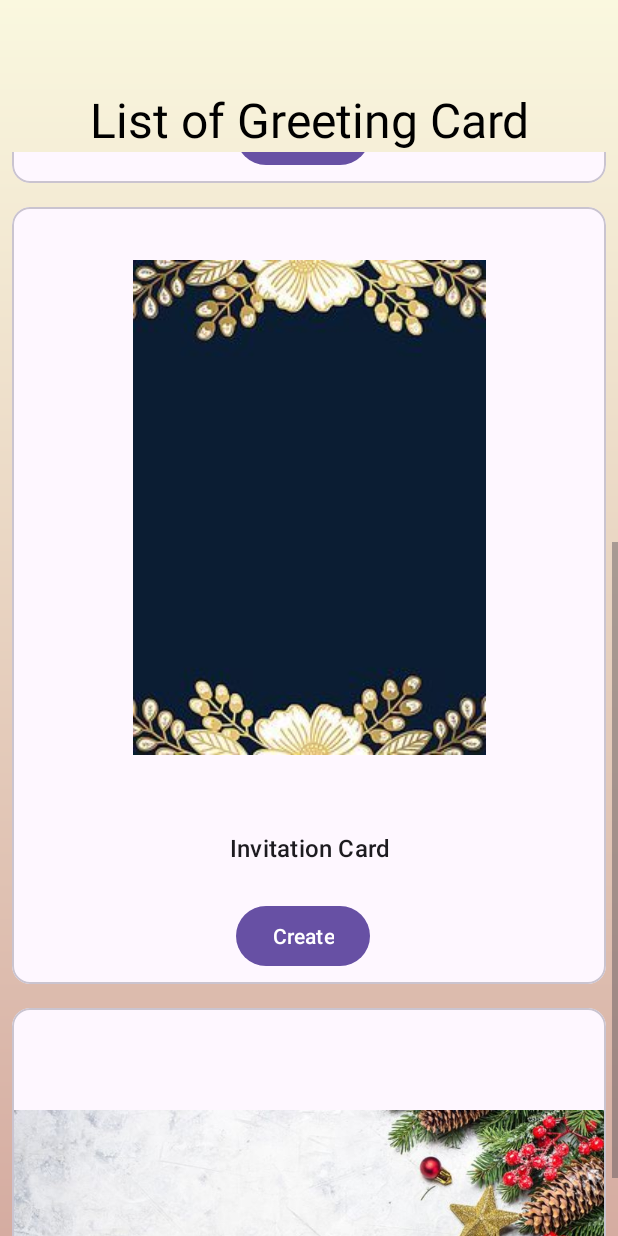
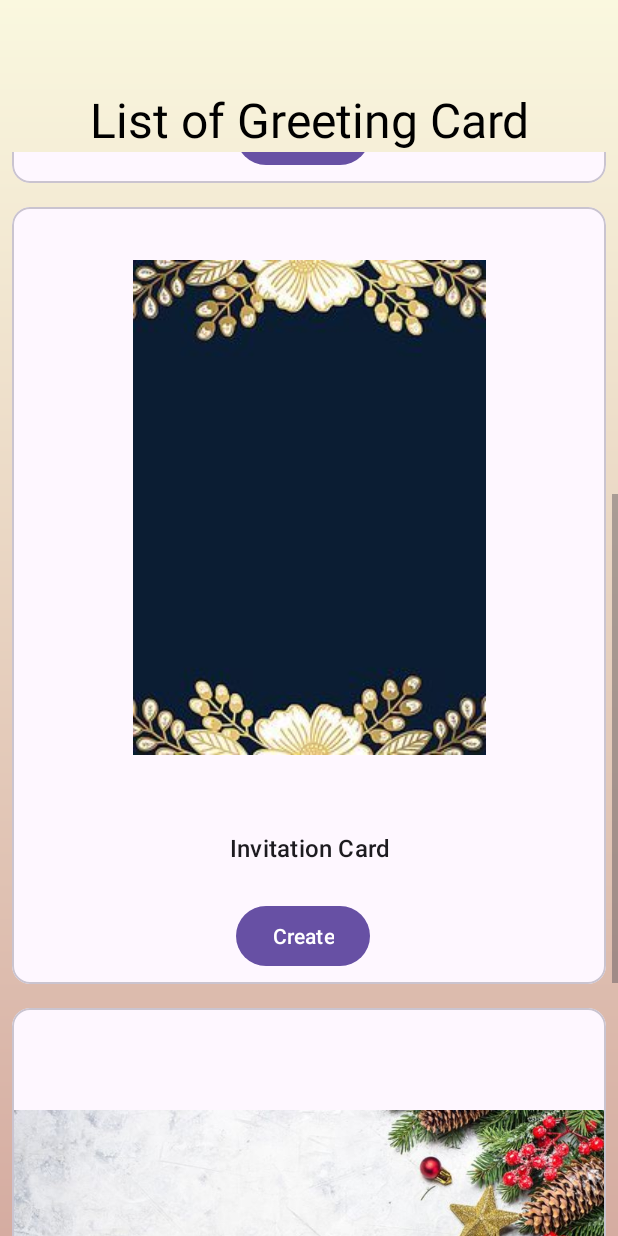
Before and after one commit to Satyavira/UTS_Lab6_PM, an Android app: the screen it shows after launch (MainActivity), scrolled down 505 dp, on a phone screen of 412 x 824 dp. Run offline under Robolectric (Android 15) with nearby library versions, the phone set to English and light mode, and no system bars.

Commit message:
ic_launcher.png delete because of duplicate, edit LoadingActivity.kt to make the next activity can't go back to LoadingActivity.kt, edit MainActivity.kt to have insets, edit CreateGreetingCardActivity.kt at the if statement and change it into when statement, edit activity_main.xml at the scrollview attribute to make the scroll working properly.

```diff
--- a/app/src/main/java/com/satyavira/uts_lab6_pm/LoadingActivity.kt
+++ b/app/src/main/java/com/satyavira/uts_lab6_pm/LoadingActivity.kt
@@ -22,6 +22,7 @@ class LoadingActivity : AppCompatActivity() {
             delay(5000)
             val intent = Intent(this@LoadingActivity, MainActivity::class.java)
             startActivity(intent)
+            finish()
         }
     }
 }
--- a/app/src/main/java/com/satyavira/uts_lab6_pm/MainActivity.kt
+++ b/app/src/main/java/com/satyavira/uts_lab6_pm/MainActivity.kt
@@ -26,6 +26,11 @@ class MainActivity : AppCompatActivity() {
         binding.btCard3.setOnClickListener {
             goToCreateGreetingCardActivity(3)
         }
+        ViewCompat.setOnApplyWindowInsetsListener(binding.main) { v, insets ->
+            val systemBars = insets.getInsets(WindowInsetsCompat.Type.systemBars())
+            v.setPadding(systemBars.left, systemBars.top, systemBars.right, systemBars.bottom)
+            insets
+        }
     }
     private fun goToCreateGreetingCardActivity(greetingCard: Int) {
         val intent = Intent(this@MainActivity, CreateGreetingCardActivity::class.java)
--- a/app/src/main/res/layout/activity_main.xml
+++ b/app/src/main/res/layout/activity_main.xml
@@ -22,12 +22,12 @@
         />
     <ScrollView
         android:layout_width="0dp"
-        android:layout_height="wrap_content"
+        android:layout_height="0dp"
         app:layout_constraintStart_toStartOf="parent"
         app:layout_constraintEnd_toEndOf="parent"
         app:layout_constraintTop_toBottomOf="@id/tv_list"
-        >
-        <LinearLayout
+        app:layout_constraintBottom_toBottomOf="parent">
+    <LinearLayout
             android:layout_width="match_parent"
             android:layout_height="wrap_content"
             android:orientation="vertical"
```
Also changed, not shown: app/src/main/java/com/satyavira/uts_lab6_pm/CreateGreetingCardActivity.kt (+12 -8 lines), app/src/main/res/mipmap-hdpi/ic_launcher.png (deleted), app/src/main/res/mipmap-mdpi/ic_launcher.png (deleted), app/src/main/res/mipmap-xhdpi/ic_launcher.png (deleted), app/src/main/res/mipmap-xxhdpi/ic_launcher.png (deleted), app/src/main/res/mipmap-xxxhdpi/ic_launcher.png (deleted).
